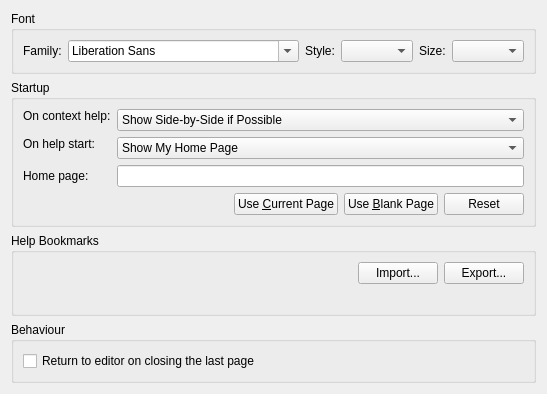
Above: src/plugins/help/generalsettingspage.ui from qt-creator/qt-creator before the change. Below: the same form after it.
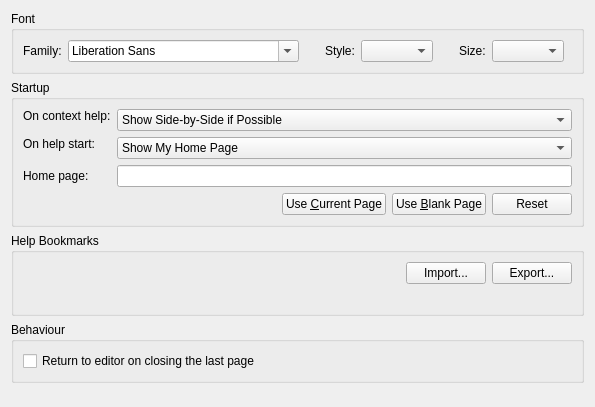
That is the form after the change.

What changed in the file:
```diff
--- a/src/plugins/help/generalsettingspage.ui
+++ b/src/plugins/help/generalsettingspage.ui
@@ -6,8 +6,8 @@
    <rect>
     <x>0</x>
     <y>0</y>
-    <width>491</width>
-    <height>360</height>
+    <width>595</width>
+    <height>407</height>
    </rect>
   </property>
   <property name="windowTitle">
```
Left out of the diff: 4 changed lines with no effect on the pictures.
